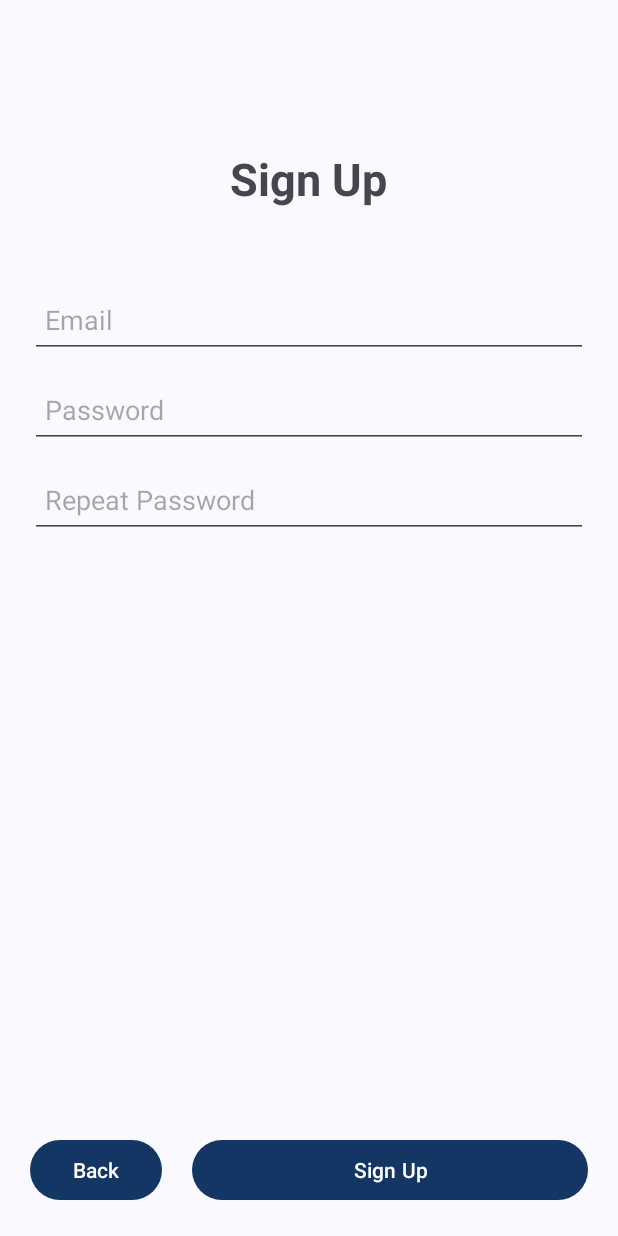
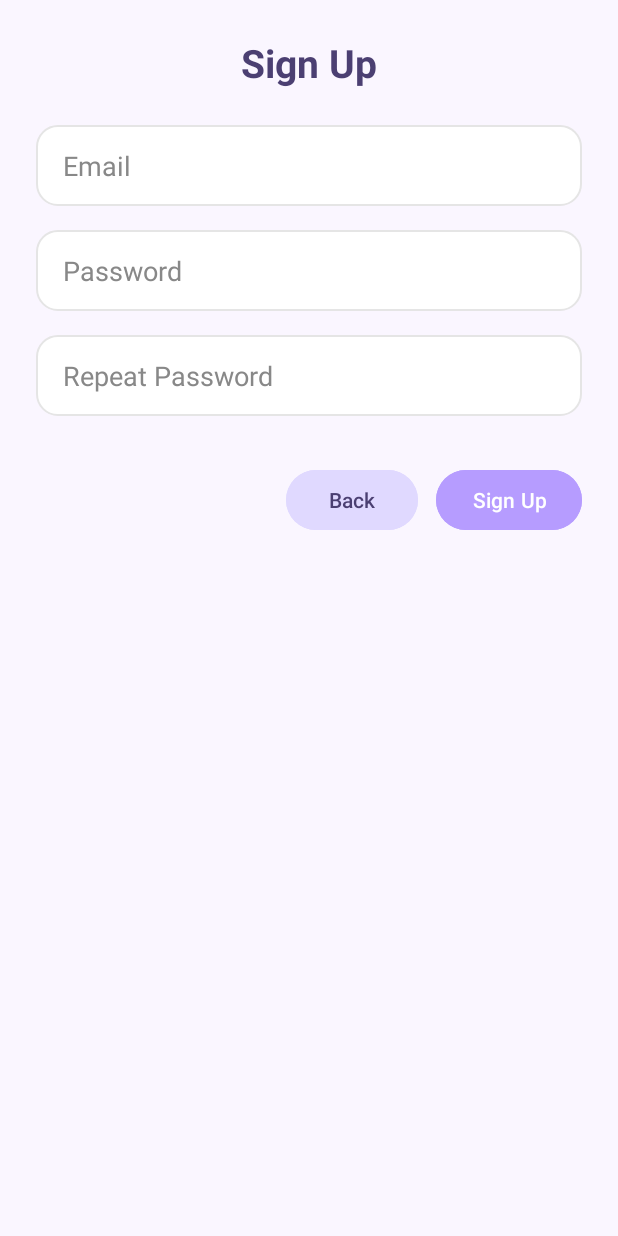
Before and after one commit to lukaakhalkatsi/final, an Android app: the RegisterFragment screen opened through its navigation route, on a phone screen of 412 x 824 dp. Run offline under Robolectric (Android 15) with nearby library versions, the phone set to English and light mode, and no system bars; our stand-ins replace Firebase (no records; nobody signed in at launch, a user with empty details on screens opened directly), navigation-ui; libraries missing offline, so code that uses them is left out: com.jakewharton.retrofit2; pictures from the network do not load.

Commit message:
register changes

```diff
--- /dev/null
+++ b/app/src/main/res/drawable/bg_input_soft.xml
@@ -0,0 +1,7 @@
+<shape xmlns:android="http://schemas.android.com/apk/res/android"
+    android:shape="rectangle">
+    <solid android:color="#FFFFFF" />
+    <corners android:radius="14dp" />
+    <padding android:left="10dp" android:right="10dp" android:top="6dp" android:bottom="6dp" />
+    <stroke android:width="1dp" android:color="#E5E5E5" />
+</shape>
--- /dev/null
+++ b/app/src/main/res/drawable/edittext_background.xml
@@ -0,0 +1,8 @@
+<shape xmlns:android="http://schemas.android.com/apk/res/android"
+    android:shape="rectangle">
+    <solid android:color="#FFFFFF" />
+    <corners android:radius="12dp" />
+    <stroke
+        android:width="1dp"
+        android:color="#DDDDDD" />
+</shape>
--- a/app/src/main/res/layout/fragment_register.xml
+++ b/app/src/main/res/layout/fragment_register.xml
@@ -4,106 +4,97 @@
     android:layout_width="match_parent"
     android:layout_height="match_parent"
     android:fillViewport="true"
-    android:orientation="vertical"
-    android:padding="20dp"
+    android:padding="24dp"
+    android:background="#FAF6FF"
     tools:context=".screen.register.RegisterFragment">
 
-    <FrameLayout
+    <LinearLayout
         android:layout_width="match_parent"
-        android:layout_height="wrap_content">
-
-        <LinearLayout
-
-            android:layout_width="match_parent"
-            android:layout_height="match_parent"
+        android:layout_height="wrap_content"
         android:orientation="vertical">
 
-            <Space
-                android:layout_width="0dp"
-                android:layout_height="0dp"
-                android:layout_weight="0.2" />
-
-            <androidx.appcompat.widget.AppCompatTextView
+        <!-- Title -->
+        <TextView
             android:layout_width="wrap_content"
             android:layout_height="wrap_content"
             android:layout_gravity="center_horizontal"
             android:text="@string/sign_up"
-                android:textSize="30sp"
+            android:textSize="26sp"
+            android:textColor="#4B3F72"
+            android:textStyle="bold"
+            android:layout_marginBottom="24dp" />
 
-                android:textStyle="bold" />
-
-            <Space
-                android:layout_width="0dp"
-                android:layout_height="0dp"
-                android:layout_weight="0.1" />
-
+        <!-- Email -->
         <EditText
             android:id="@+id/etEmail"
             android:layout_width="match_parent"
-                android:layout_height="50dp"
-                android:layout_marginVertical="10dp"
-                android:autofillHints="emailAddress"
+            android:layout_height="54dp"
+            android:layout_marginBottom="16dp"
+            android:background="@drawable/bg_input_soft"
             android:hint="@string/email"
             android:inputType="textEmailAddress"
-                android:paddingHorizontal="10dp"
-                tools:text="example@gmail.com" />
+            android:paddingHorizontal="18dp"
+            android:textColor="#333333"
+            android:textColorHint="#888888" />
 
+        <!-- Password -->
         <EditText
             android:id="@+id/etPassword"
             android:layout_width="match_parent"
-                android:layout_height="50dp"
-                android:autofillHints="password"
+            android:layout_height="54dp"
+            android:layout_marginBottom="16dp"
+            android:background="@drawable/bg_input_soft"
             android:hint="@string/password"
             android:inputType="textPassword"
-                android:paddingHorizontal="10dp"
-                tools:text="password" />
+            android:paddingHorizontal="18dp"
+            android:textColor="#333333"
+            android:textColorHint="#888888" />
 
+        <!-- Repeat Password -->
         <EditText
             android:id="@+id/etRepeatPassword"
             android:layout_width="match_parent"
-                android:layout_height="50dp"
-                android:layout_marginTop="10dp"
-                android:autofillHints="password"
+            android:layout_height="54dp"
+            android:layout_marginBottom="32dp"
+            android:background="@drawable/bg_input_soft"
             android:hint="@string/repeat_password"
             android:inputType="textPassword"
-                android:paddingHorizontal="10dp"
-                tools:text="password" />
+            android:paddingHorizontal="18dp"
+            android:textColor="#333333"
+            android:textColorHint="#888888" />
 
-            <Space
-                android:layout_width="0dp"
-                android:layout_height="0dp"
-                android:layout_weight="1" />
-
+        <!-- Buttons -->
         <LinearLayout
-
             android:layout_width="match_parent"
-                android:layout_height="wrap_content">
+            android:layout_height="wrap_content"
+            android:orientation="horizontal"
+            android:gravity="end">
 
             <Button
-
                 android:id="@+id/btnBack"
                 android:layout_width="wrap_content"
                 android:layout_height="wrap_content"
-                    android:layout_marginEnd="20dp"
-                    android:text="@string/back" />
+                android:layout_marginEnd="12dp"
+                android:text="@string/back"
+                android:textColor="#4B3F72"
+                android:backgroundTint="#E0D9FF" />
 
             <Button
                 android:id="@+id/btnRegister"
-                    android:layout_width="match_parent"
+                android:layout_width="wrap_content"
                 android:layout_height="wrap_content"
-                    android:text="@string/sign_up" />
+                android:text="@string/sign_up"
+                android:textColor="#FFFFFF"
+                android:backgroundTint="#B69CFF" />
         </LinearLayout>
 
-
-        </LinearLayout>
-
+        <!-- Progress Bar -->
         <ProgressBar
             android:id="@+id/progressBar"
             android:layout_width="wrap_content"
             android:layout_height="wrap_content"
             android:layout_gravity="center"
-            android:visibility="gone" />
-    </FrameLayout>
-
-
+            android:visibility="gone"
+            android:layout_marginTop="24dp" />
+    </LinearLayout>
 </ScrollView>
```
Lines whose indentation alone changed are shown as unchanged.
